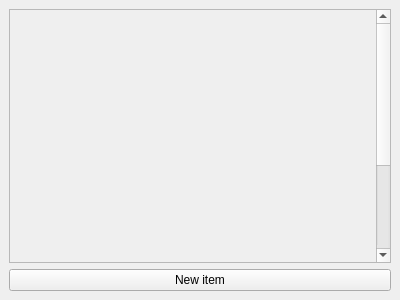
The window that shoppinglist-0.2/src/shoppinglistform.ui (Eothred/shoppinglist) describes before a commit, drawn with Qt 5.
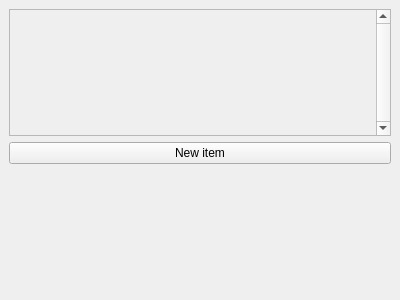
The same window after the commit.

Commit message: NICE! :D

The edit to the form file:
```diff
--- a/shoppinglist-0.2/src/shoppinglistform.ui
+++ b/shoppinglist-0.2/src/shoppinglistform.ui
@@ -66,7 +66,7 @@
         <x>0</x>
         <y>0</y>
         <width>359</width>
-        <height>400</height>
+        <height>40</height>
        </rect>
       </property>
       <property name="sizePolicy">
```
The commit also changes 1 other file.
